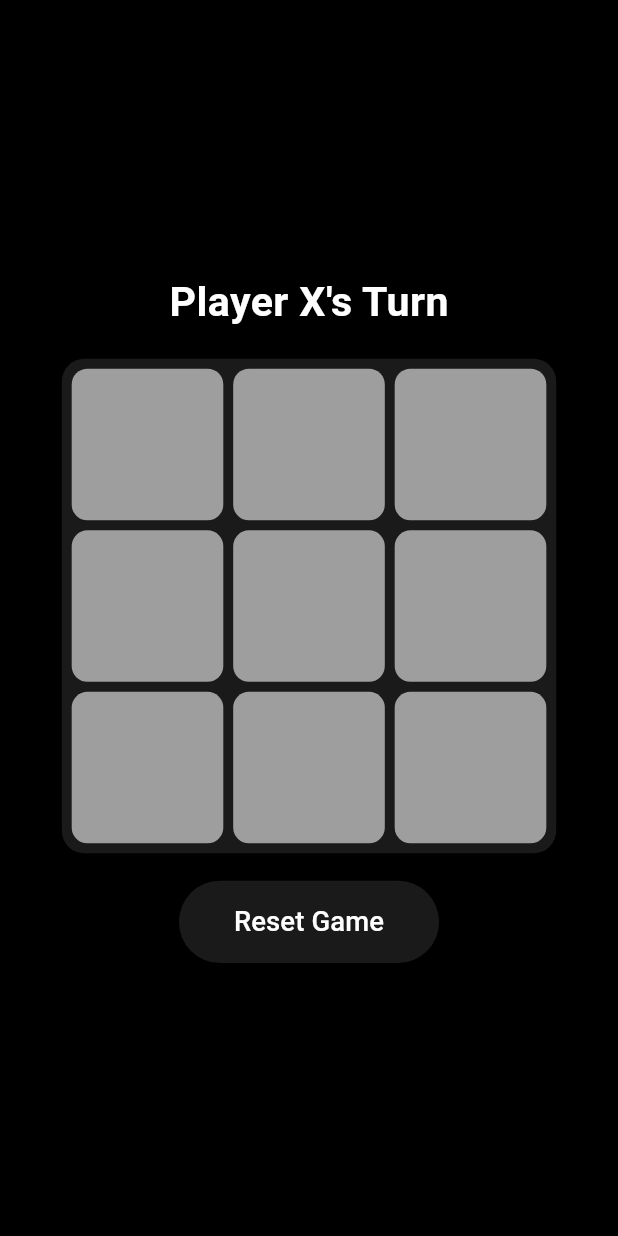
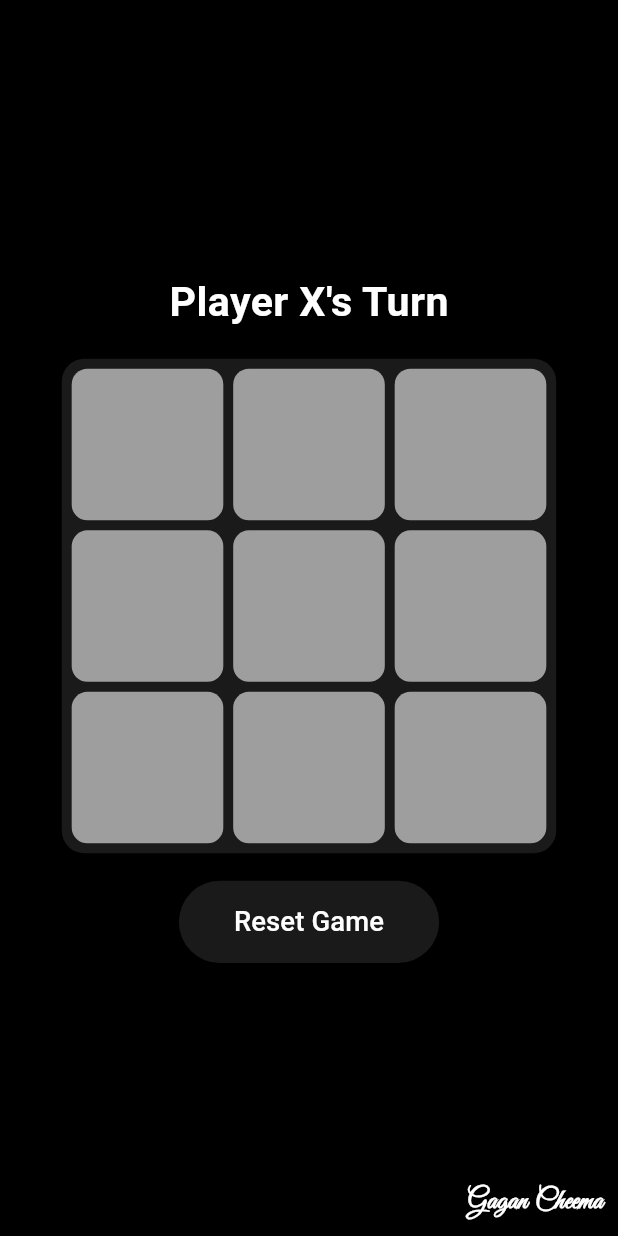
Before and after one commit to Gagan-cheema/Tik-Tak-Toe, a Flutter app: the screen it shows after launch, on a phone screen of 412 x 824 dp. Run offline on Flutter 3.47's test engine with Material 3 defaults, Android fonts, the phone set to English and light mode, and no system bars.

Commit message:
added intials

```diff
--- a/lib/screens/game_screen.dart
+++ b/lib/screens/game_screen.dart
@@ -73,6 +73,8 @@ class GameScreen extends StatelessWidget {
                     return const SizedBox.shrink();
                   },
                 ),
+
+                Align(alignment: Alignment.bottomRight, child: Padding(padding: const EdgeInsets.all(10.0), child: Text('Gagan Cheema', style: TextStyle(color: Colors.white, fontSize: fontSize * 1, fontWeight: FontWeight.bold, fontFamily: 'GreatVibes')))),
               ],
             );
           },
```
Also changed, not shown: pubspec.yaml (+4 -3 lines), assets/fonts/GreatVibes-Regular.ttf (added).
